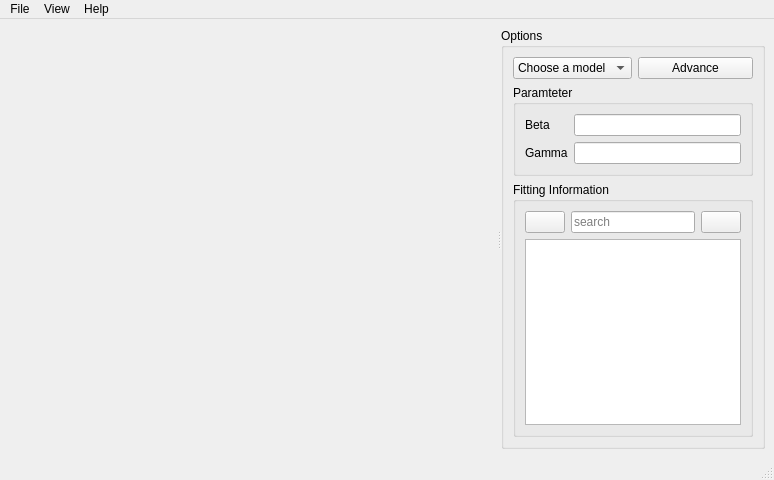
Old version of the form src/ui/mainwindow.ui in the repository ckaus/EpiPy.
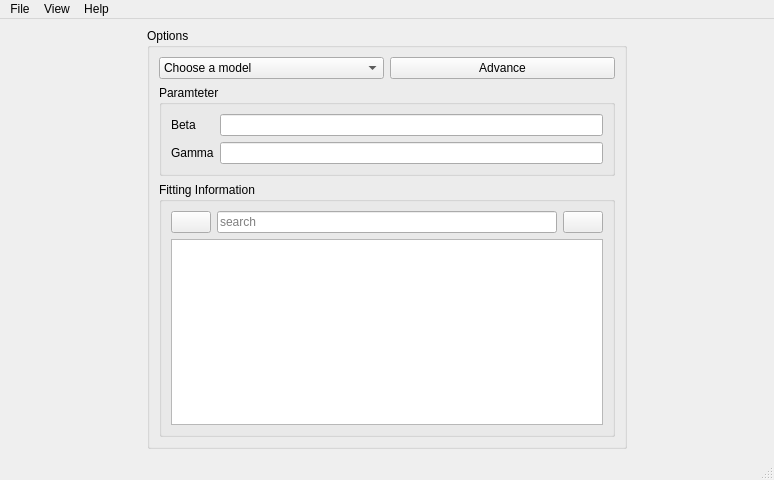
New version of the form.

What changed in the file:
```diff
--- a/src/ui/mainwindow.ui
+++ b/src/ui/mainwindow.ui
@@ -20,14 +20,6 @@
       <property name="orientation">
        <enum>Qt::Horizontal</enum>
       </property>
-      <widget class="QWidget" name="plotWidget" native="true">
-       <property name="minimumSize">
-        <size>
-         <width>488</width>
-         <height>0</height>
-        </size>
-       </property>
-      </widget>
       <widget class="QGroupBox" name="sidebarGroupBox">
        <property name="maximumSize">
         <size>
```
Left out of the diff: 2 changed lines with no effect on the pictures.
